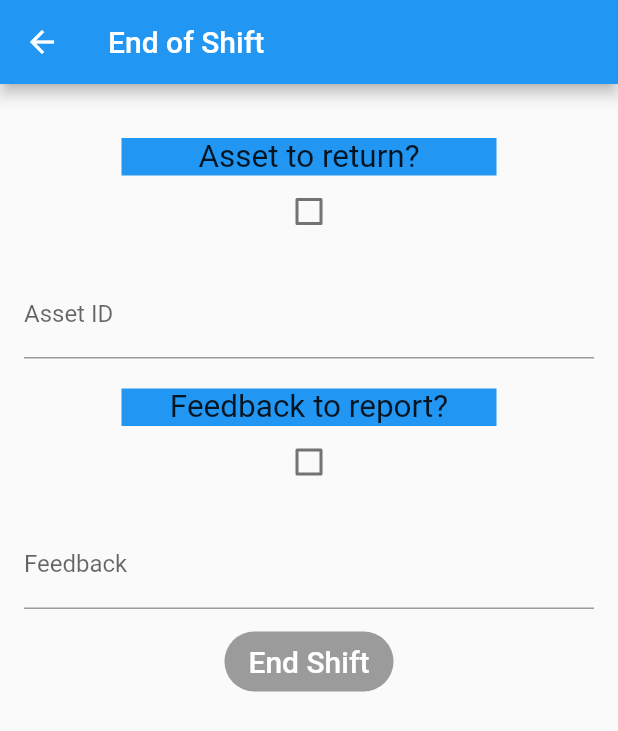
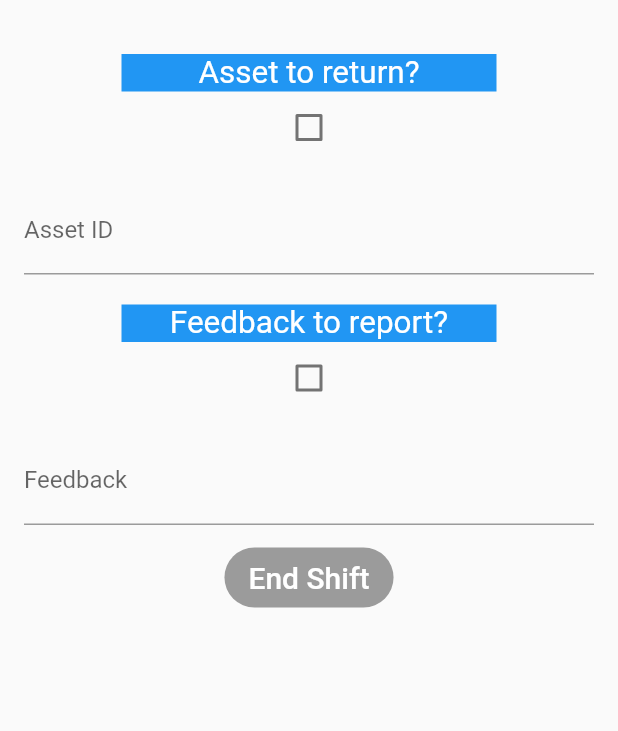
Before and after one commit to cos301-2019-se/ERP-Ranger-Mobile-Application, a Flutter app: the EndOfShiftScreen screen opened directly, on a phone screen of 412 x 824 dp. Shown: the top 731 px of the screen. Run offline on Flutter 3.47's test engine with Material 2 defaults, Android fonts, the phone set to English and light mode, and no system bars.

Commit message:
EndShift&Feedback screen v1.2
A few style updates after additional feedback

```diff
--- a/erp_ranger_app/lib/screens/endShift.dart
+++ b/erp_ranger_app/lib/screens/endShift.dart
@@ -28,9 +28,6 @@ class EndOfShift extends State<EndOfShiftScreen> {
   @override
   Widget build(BuildContext context) {
     return new Scaffold(
-      appBar: new AppBar(
-        title: new Text('End of Shift'),
-      ),
       body: new Container(
           padding: EdgeInsets.all(16.0),
           child: new ListView.builder(
@@ -72,6 +69,7 @@ class EndOfShift extends State<EndOfShiftScreen> {
             'Asset to return?',
             textAlign: TextAlign.center,
             textScaleFactor: 1.5,
+            style: TextStyle(color: Colors.white),
           ),
         ),
       ),
@@ -107,6 +105,7 @@ class EndOfShift extends State<EndOfShiftScreen> {
             'Feedback to report?',
             textAlign: TextAlign.center,
             textScaleFactor: 1.5,
+            style: TextStyle(color: Colors.white),
           ),
         ),
       ),
```
